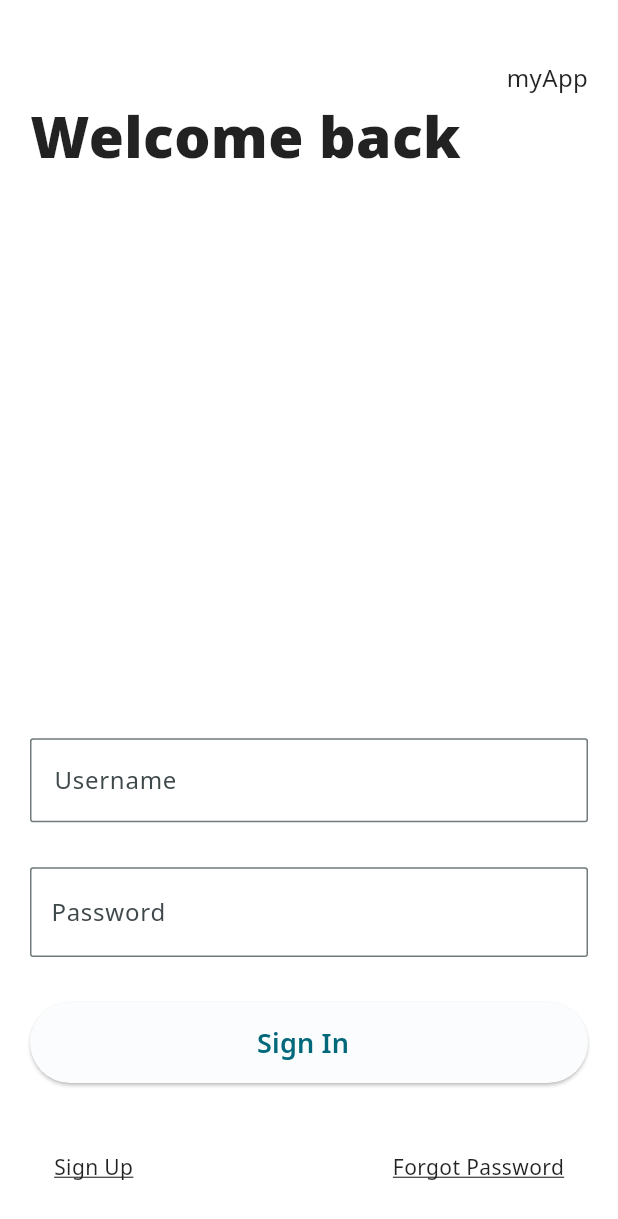
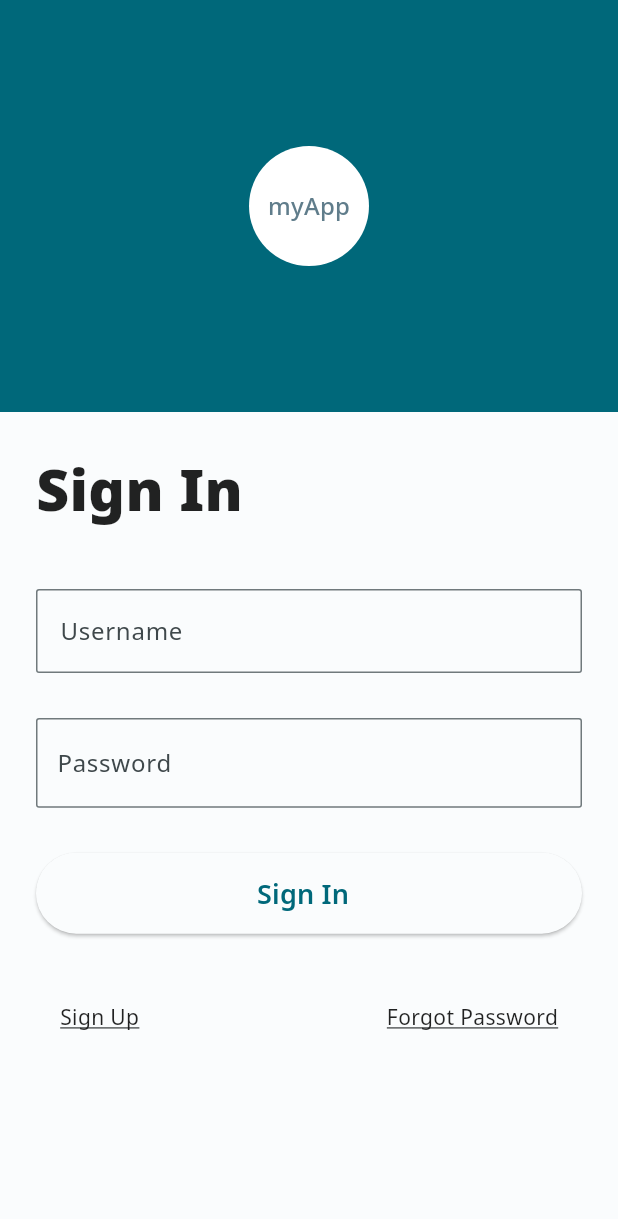
Before and after one commit to abhndv/flutter-login-designs, a Flutter app: the screen it shows after launch, after a tap on "Login Design Light", on a phone screen of 412 x 824 dp. Shown: the top 1219 px of the screen. Run offline on Flutter 3.47's test engine with Material 2 defaults, Android fonts, the phone set to English and light mode, and no system bars; our stand-ins replace google_fonts.

Commit message:
- Login Design Light - Moved screenshots to screenshots folder

```diff
--- a/lib/pages/home.dart
+++ b/lib/pages/home.dart
@@ -1,4 +1,3 @@
-import 'package:flutter/cupertino.dart';
 import 'package:flutter/material.dart';
 import 'package:flutter_login_designs/pages/login_2.dart';
 import 'package:google_fonts/google_fonts.dart';
@@ -51,7 +50,7 @@ class _HomePageState extends State<HomePage> {
       "page": const LoginPageOne()
     },
     {
-      "image": "LoginOne.jpg",
+      "image": "LoginTwo.jpg",
       "title": "Login Design Light",
       "page": const LoginPageTwo()
     },
@@ -112,9 +111,10 @@ class _HomePageState extends State<HomePage> {
       },
       child: Container(
         decoration: BoxDecoration(
+          border: Border.all(color: const Color.fromRGBO(0, 0, 0, 0.3)),
           borderRadius: const BorderRadius.all(Radius.circular(8)),
           image: DecorationImage(
-            image: AssetImage("assets/" + image),
+            image: AssetImage("assets/screenshots/" + image),
             fit: BoxFit.cover,
           ),
         ),
@@ -126,7 +126,10 @@ class _HomePageState extends State<HomePage> {
               width: MediaQuery.of(context).size.width,
               padding: const EdgeInsets.symmetric(vertical: 8, horizontal: 14),
               decoration: const BoxDecoration(
-                  color: Color.fromRGBO(255, 255, 255, 0.2)),
+                  borderRadius: BorderRadius.only(
+                      bottomLeft: Radius.circular(8),
+                      bottomRight: Radius.circular(8)),
+                  color: Color.fromRGBO(0, 0, 0, 0.3)),
               child: Text(
                 title,
                 style: const TextStyle(color: Colors.white),
--- a/lib/pages/login_2.dart
+++ b/lib/pages/login_2.dart
@@ -57,45 +57,44 @@ class _LoginPageTwoState extends State<LoginPageTwo> {
           // .apply(displayColor: Colors.white, bodyColor: Colors.white),
           useMaterial3: true),
       child: Scaffold(
-        body: Container(
-          padding: const EdgeInsets.all(20),
-          decoration: const BoxDecoration(
-            gradient: LinearGradient(
-                begin: Alignment.topRight,
-                end: Alignment.bottomLeft,
-                colors: [
-                  Color(0xffffffff),
-                  Color(0xffffffff),
-                ]),
+        body: SafeArea(
+          child: SingleChildScrollView(
+            physics: const ClampingScrollPhysics(
+                parent: NeverScrollableScrollPhysics()),
+            child: Column(
+              mainAxisAlignment: MainAxisAlignment.spaceBetween,
+              children: [
+                Container(
+                  width: MediaQuery.of(context).size.width,
+                  height: MediaQuery.of(context).size.height / 3,
+                  decoration: BoxDecoration(color: lightColorScheme.primary),
+                  padding: const EdgeInsets.symmetric(horizontal: 32),
+                  child: Column(
+                    mainAxisAlignment: MainAxisAlignment.center,
+                    children: const [
+                      CircleAvatar(
+                        radius: 40,
+                        backgroundColor: Colors.white,
+                        child: Text(
+                          'myApp',
+                          style: TextStyle(color: Colors.blueGrey),
                         ),
+                      )
+                    ],
+                  ),
+                ),
+                Padding(
+                  padding: const EdgeInsets.all(24.0),
                   child: Form(
                     child: Column(
                       crossAxisAlignment: CrossAxisAlignment.start,
                       children: <Widget>[
-                Row(
-                  mainAxisAlignment: MainAxisAlignment.end,
-                  children: const [
-                    Padding(
-                      padding: EdgeInsets.only(top: 20.0),
-                      child: Text(
-                        'myApp',
-                        style: TextStyle(fontSize: 16),
-                      ),
-                    ),
-                  ],
-                ),
                         const Text(
-                  'Welcome back',
+                          'Sign In',
                           style: TextStyle(
                             fontSize: 38,
                             fontWeight: FontWeight.w900,
                           ),
-                ),
-                const SizedBox(
-                  height: 14,
-                ),
-                Expanded(
-                  child: Container(),
                         ),
                         const SizedBox(
                           height: 40,
@@ -110,9 +109,11 @@ class _LoginPageTwoState extends State<LoginPageTwo> {
                           },
                           decoration: InputDecoration(
                             border: OutlineInputBorder(
-                      borderRadius: const BorderRadius.all(Radius.circular(2)),
+                              borderRadius:
+                                  const BorderRadius.all(Radius.circular(2)),
                               borderSide: BorderSide(
-                          color: Theme.of(context).colorScheme.tertiary),
+                                  color:
+                                      Theme.of(context).colorScheme.tertiary),
                             ),
                             labelText: 'Username',
                           ),
@@ -130,17 +131,20 @@ class _LoginPageTwoState extends State<LoginPageTwo> {
                           },
                           obscureText: _isHidden,
                           decoration: InputDecoration(
-                    contentPadding:
-                        EdgeInsets.symmetric(vertical: 16, horizontal: 10),
+                            contentPadding: const EdgeInsets.symmetric(
+                                vertical: 16, horizontal: 10),
                             border: const OutlineInputBorder(
-                      borderRadius: BorderRadius.all(Radius.circular(2)),
+                              borderRadius:
+                                  BorderRadius.all(Radius.circular(2)),
                               borderSide: BorderSide(color: Colors.white),
                             ),
                             labelText: 'Password',
                             suffix: InkWell(
                               onTap: togglePassword,
                               child: Icon(
-                        _isHidden ? Icons.visibility : Icons.visibility_off,
+                                _isHidden
+                                    ? Icons.visibility
+                                    : Icons.visibility_off,
                                 size: 22,
                               ),
                             ),
@@ -151,8 +155,8 @@ class _LoginPageTwoState extends State<LoginPageTwo> {
                         ),
                         ElevatedButton(
                           style: ElevatedButton.styleFrom(
-                      padding:
-                          EdgeInsets.symmetric(vertical: 14, horizontal: 14)),
+                              padding: const EdgeInsets.symmetric(
+                                  vertical: 14, horizontal: 14)),
                           onPressed: () {},
                           // padding: EdgeInsets.only(left: 0),
                           child: Row(
@@ -184,8 +188,8 @@ class _LoginPageTwoState extends State<LoginPageTwo> {
                                 padding: EdgeInsets.all(16.0),
                                 child: Text(
                                   'Sign Up',
-                          style:
-                              TextStyle(decoration: TextDecoration.underline),
+                                  style: TextStyle(
+                                      decoration: TextDecoration.underline),
                                 ),
                               ),
                             ),
@@ -195,12 +199,16 @@ class _LoginPageTwoState extends State<LoginPageTwo> {
                                 padding: EdgeInsets.all(16.0),
                                 child: Text(
                                   'Forgot Password',
-                          style:
-                              TextStyle(decoration: TextDecoration.underline),
+                                  style: TextStyle(
+                                      decoration: TextDecoration.underline),
                                 ),
                               ),
                             ),
                           ],
+                        ),
+                      ],
+                    ),
+                  ),
                 ),
               ],
             ),
--- a/pubspec.yaml
+++ b/pubspec.yaml
@@ -55,6 +55,7 @@ flutter:
 
   assets:
     - assets/
+    - assets/screenshots/
   # The following line ensures that the Material Icons font is
   # included with your application, so that you can use the icons in
   # the material Icons class.
```
Also changed, not shown: 4 other files. Lines whose indentation alone changed are shown as unchanged.
